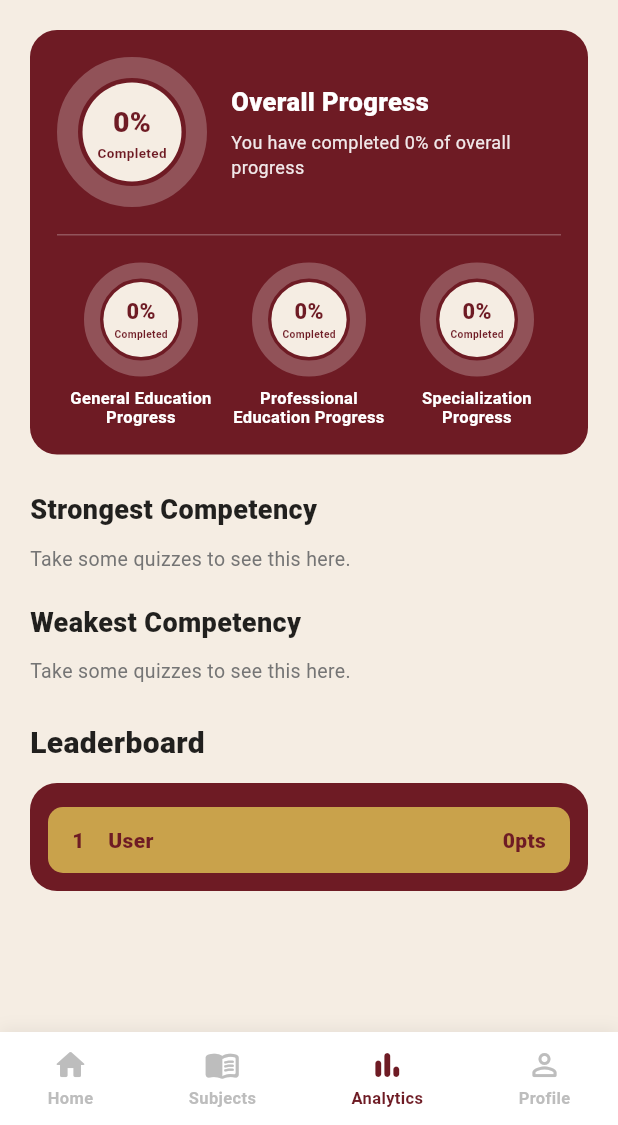
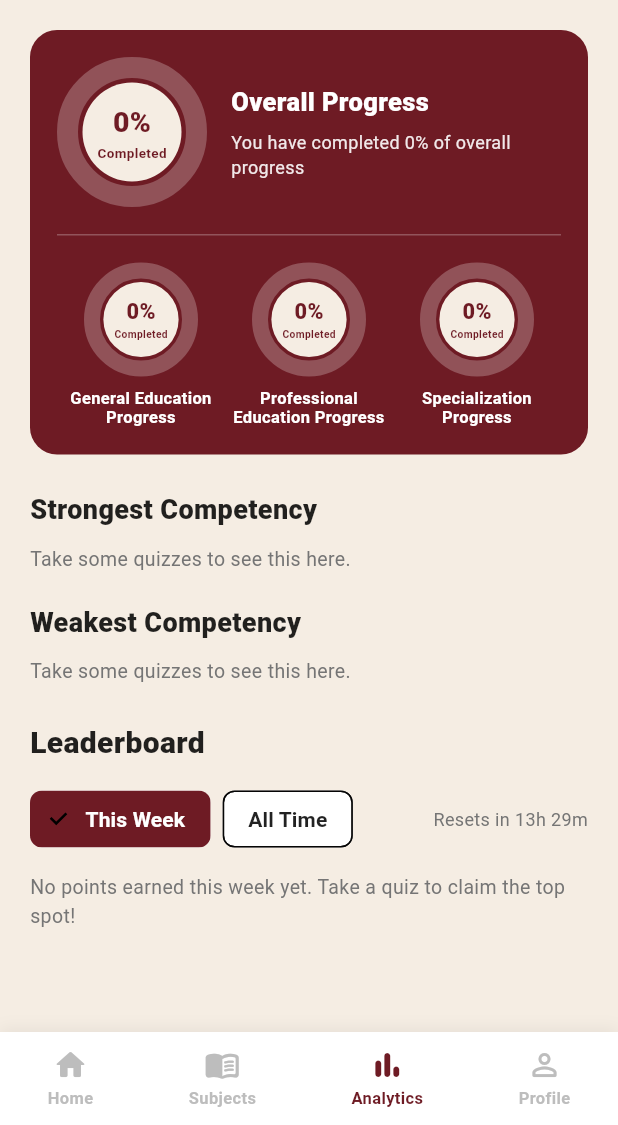
Before and after one commit to andrew1022-cloud/Thesis, a Flutter app: the AnalyticsScreen screen opened directly, on a phone screen of 412 x 824 dp, the part 111-1236 px from its top. Run offline on Flutter 3.47's test engine with Material 3 defaults, Android fonts, the phone set to English and light mode, and no system bars; our stand-ins replace cloud_firestore, csv, file_picker, firebase_auth, firebase_core, flutter_local_notifications and 4 more; missing offline and left inert: docx_to_text, syncfusion_flutter_pdf, syncfusion_flutter_pdfviewer; accounts and stored records are empty; Roboto replaces fonts that are missing (Georgia).

Commit message:
gamification add phase 1

```diff
--- a/lib/controllers/analytics_controller.dart
+++ b/lib/controllers/analytics_controller.dart
@@ -29,7 +29,10 @@ class LeaderboardEntry {
     required this.name,
     required this.points,
     this.isCurrentUser = false,
+    this.uid,
   });
+
+  final String? uid;
 }
 
 /// Holds all state for the Analytics screen. The UI only reads from
@@ -58,6 +61,13 @@ class AnalyticsController extends ChangeNotifier {
 
   List<LeaderboardEntry> leaderboardTop = [];
   LeaderboardEntry? currentUserEntry;
+
+  // Weekly leaderboard (resets every Monday).
+  List<LeaderboardEntry> weeklyTop = [];
+  LeaderboardEntry? weeklyMe;
+
+  /// Time left until the weekly leaderboard resets.
+  Duration get weeklyResetIn => LocalDbService.timeUntilWeeklyReset();
 
   Future<void> loadAnalytics() async {
     isLoading = true;
@@ -109,6 +119,35 @@ class AnalyticsController extends ChangeNotifier {
       isCurrentUser: true,
     );
 
+    // Weekly board is best-effort: a failure here (offline, rules not
+    // yet updated) must not break the rest of the Analytics screen.
+    try {
+      final weekly = await Future.wait([
+        _db.getWeeklyLeaderboardTop(limit: 5),
+        _db.getUserWeeklyPointsAndRank(uid),
+      ]);
+      weeklyTop = (weekly[0] as List<Map<String, dynamic>>)
+          .map((r) => LeaderboardEntry(
+                rank: r['rank'] as int,
+                name: r['username'] as String,
+                points: r['points'] as int,
+                uid: r['uid'] as String,
+              ))
+          .toList();
+      final w = weekly[1] as Map<String, dynamic>;
+      weeklyMe = LeaderboardEntry(
+        rank: w['rank'] as int,
+        name: w['username'] as String,
+        points: w['points'] as int,
+        isCurrentUser: true,
+        uid: uid,
+      );
+    } catch (e) {
+      debugPrint('AnalyticsController: weekly leaderboard failed: $e');
+      weeklyTop = [];
+      weeklyMe = null;
+    }
+
     isLoading = false;
     notifyListeners();
   }
--- a/lib/controllers/lesson_controller.dart
+++ b/lib/controllers/lesson_controller.dart
@@ -5,6 +5,7 @@ import 'package:flutter/material.dart';
 
 import '../services/lesson_pdf_service.dart';
 import '../services/local_db_service.dart';
+import '../services/points_service.dart';
 
 /// Holds all state for the Lesson screen. The UI only reads from this
 /// controller — it does not touch LocalDbService directly.
@@ -154,6 +155,7 @@ class LessonController extends ChangeNotifier {
       lessonId: lessonId,
     );
     isCompleted = true;
+    PointsService.instance.award(uid, PointsService.lessonCompletePoints);
     notifyListeners();
   }
 
--- a/lib/controllers/profile_controller.dart
+++ b/lib/controllers/profile_controller.dart
@@ -53,7 +53,7 @@ class ProfileController extends ChangeNotifier {
         final data = userDoc.data()!;
         username = (data['username'] as String?) ?? '';
         email = (data['email'] as String?) ?? email_;
-        points = (data['points'] as int?) ?? 0;
+        points = (data['points'] as num?)?.toInt() ?? 0;
       } else {
         email = email_;
       }
--- a/lib/controllers/quiz_controller.dart
+++ b/lib/controllers/quiz_controller.dart
@@ -7,6 +7,7 @@ import '../data/assessment_config.dart';
 import '../data/curriculum_data.dart';
 import '../services/achievement_service.dart';
 import '../services/local_db_service.dart';
+import '../services/points_service.dart';
 import '../services/quiz_builder.dart';
 import '../services/score_comparison_service.dart';
 
@@ -155,6 +156,13 @@ class QuizController extends ChangeNotifier {
   /// Comparison of this attempt against earlier attempts of the same
   /// quiz. Set in [submitQuiz]; null until then (or if it failed).
   ScoreComparison? comparison;
+
+  /// Points awarded for the attempt just submitted (quiz + first-time
+  /// lesson completion + any badge bonus). 0 until submitted.
+  int pointsEarned = 0;
+
+  /// Label of a badge unlocked by this submission, if any.
+  String? newBadgeLabel;
 
   Timer? _questionTimer;
   int secondsRemaining = secondsPerQuestion;
@@ -406,8 +414,9 @@ class QuizController extends ChangeNotifier {
 
     // Fetch earlier attempts BEFORE inserting this one, so the
     // current attempt isn't compared against itself.
+    var previous = <Map<String, dynamic>>[];
     try {
-      final previous = await _db.getPreviousAttemptsForComparison(
+      previous = await _db.getPreviousAttemptsForComparison(
         uid: uid,
         quizType: quizType,
         subjectId: attemptSubjectId,
@@ -431,8 +440,19 @@ class QuizController extends ChangeNotifier {
       totalItems: questions.length,
     );
 
+    var earned = PointsService.quizPointsToAward(
+      quizType: quizType,
+      score: score,
+      total: questions.length,
+      previous: previous,
+    );
+
     var lessonNewlyCompleted = false;
     if (isCompetencyQuiz && passed) {
+      final alreadyDone =
+          (await _db.getCompletedLessonIdsForSubject(uid, subjectId!))
+              .contains(lessonId);
+      if (!alreadyDone) earned += PointsService.lessonCompletePoints;
       await _db.markLessonCompleted(
         uid: uid,
         subjectId: subjectId!,
@@ -450,15 +470,23 @@ class QuizController extends ChangeNotifier {
       final scorePercent =
           questions.isEmpty ? 0.0 : (score / questions.length) * 100;
       try {
-        await AchievementService.instance.checkAndAwardTopicMastery(
+        newBadgeLabel =
+            await AchievementService.instance.checkAndAwardTopicMastery(
           uid: uid,
           subjectId: subjectId!,
           scorePercent: scorePercent,
         );
+        if (newBadgeLabel != null) earned += PointsService.topicMasteryBonus;
       } catch (e) {
         debugPrint('QuizController: achievement check failed: $e');
       }
     }
+
+    // The topic-mastery bonus is awarded inside AchievementService;
+    // only quiz + lesson points are awarded here.
+    final bonus = newBadgeLabel != null ? PointsService.topicMasteryBonus : 0;
+    PointsService.instance.award(uid, earned - bonus);
+    pointsEarned = earned;
 
     isSubmitting = false;
     isSubmitted = true;
--- a/lib/screens/analytics_screen.dart
+++ b/lib/screens/analytics_screen.dart
@@ -17,6 +17,9 @@ class AnalyticsScreen extends StatefulWidget {
 }
 
 class _AnalyticsScreenState extends State<AnalyticsScreen> {
+  /// Leaderboard tab: true = this week, false = all time.
+  bool _weekly = true;
+
   late final AnalyticsController _controller;
 
   @override
@@ -169,6 +172,8 @@ class _AnalyticsScreenState extends State<AnalyticsScreen> {
             ),
           ),
           const SizedBox(height: 12),
+          _buildLeaderboardToggle(),
+          const SizedBox(height: 12),
           _buildLeaderboard(),
           const SizedBox(height: 12),
         ],
@@ -281,9 +286,50 @@ class _AnalyticsScreenState extends State<AnalyticsScreen> {
     );
   }
 
+  Widget _buildLeaderboardToggle() {
+    Widget chip(String label, bool weekly) => Padding(
+          padding: const EdgeInsets.only(right: 8),
+          child: ChoiceChip(
+            label: Text(label),
+            selected: _weekly == weekly,
+            selectedColor: kMaroon,
+            labelStyle: TextStyle(
+              color: _weekly == weekly ? Colors.white : primaryTextColor(context),
+              fontWeight: FontWeight.w700,
+            ),
+            onSelected: (_) => setState(() => _weekly = weekly),
+          ),
+        );
+
+    final reset = _controller.weeklyResetIn;
+    final resetText = reset.inDays >= 1
+        ? 'Resets in ${reset.inDays}d ${reset.inHours % 24}h'
+        : 'Resets in ${reset.inHours}h ${reset.inMinutes % 60}m';
+
+    return Row(
+      children: [
+        chip('This Week', true),
+        chip('All Time', false),
+        const Spacer(),
+        if (_weekly)
+          Text(
+            resetText,
+            style: TextStyle(color: secondaryTextColor(context), fontSize: 12),
+          ),
+      ],
+    );
+  }
+
   Widget _buildLeaderboard() {
-    final entries = _controller.leaderboardTop;
-    final me = _controller.currentUserEntry;
+    final entries = _weekly ? _controller.weeklyTop : _controller.leaderboardTop;
+    final me = _weekly ? _controller.weeklyMe : _controller.currentUserEntry;
+
+    if (_weekly && entries.isEmpty) {
+      return Text(
+        'No points earned this week yet. Take a quiz to claim the top spot!',
+        style: TextStyle(color: secondaryTextColor(context), fontSize: 13),
+      );
+    }
 
     if (entries.isEmpty && me == null) {
       return Text(
@@ -294,15 +340,19 @@ class _AnalyticsScreenState extends State<AnalyticsScreen> {
 
     // Don't show the current user's own row twice if they're already
     // sitting inside the top list under their own name.
-    final meAlreadyShown =
-        me != null && entries.any((e) => e.rank == me.rank && e.points == me.points);
+    final meAlreadyShown = me != null &&
+        (_weekly
+            ? entries.any((e) => e.uid == me.uid)
+            : entries.any((e) => e.rank == me.rank && e.points == me.points));
 
     return LeaderboardCard(
       topRows: entries
           .map((e) =>
               LeaderboardRow(rank: e.rank, name: e.name, points: e.points))
           .toList(),
-      currentUserRow: (me == null || meAlreadyShown)
+      currentUserRow: (me == null ||
+              meAlreadyShown ||
+              (_weekly && me.points == 0))
           ? null
           : LeaderboardRow(
               rank: me.rank,
```
Also changed, not shown: lib/screens/quiz_screen.dart (+56 -0 lines), lib/services/achievement_service.dart (+11 -5 lines), lib/services/local_db_service.dart (+86 -3 lines), lib/services/points_service.dart (added, +75 -0 lines).
